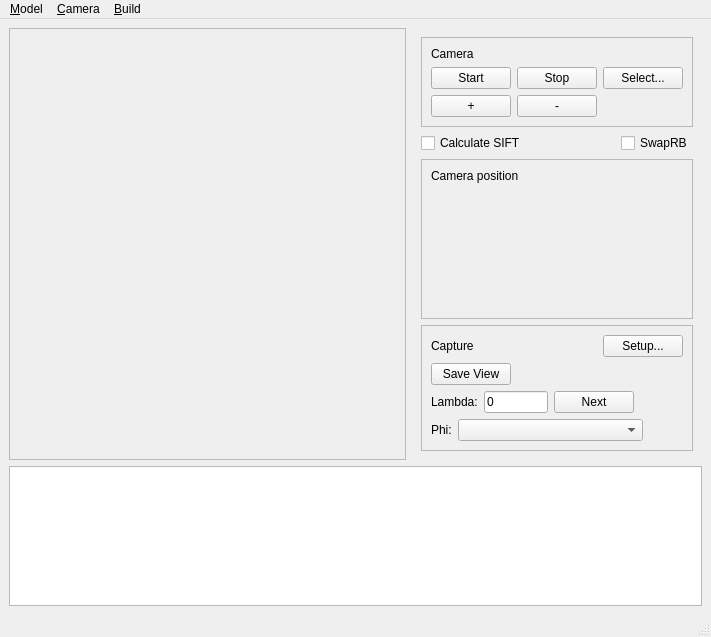
Qt form subarchitectures/vision.sa/trunk/src/python/ObjectRecognizer/apps/mbuilder/qtui/modelBuilder.ui (marc-hanheide/cogx) before a commit.
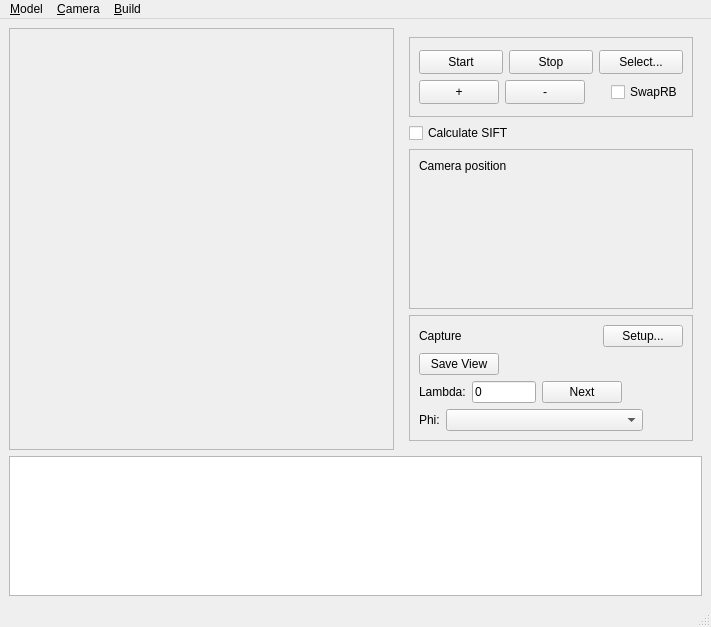
The same form after that commit.

```diff
--- a/subarchitectures/vision.sa/trunk/src/python/ObjectRecognizer/apps/mbuilder/qtui/modelBuilder.ui
+++ b/subarchitectures/vision.sa/trunk/src/python/ObjectRecognizer/apps/mbuilder/qtui/modelBuilder.ui
@@ -7,7 +7,7 @@
     <x>0</x>
     <y>0</y>
     <width>711</width>
-    <height>624</height>
+    <height>609</height>
    </rect>
   </property>
   <property name="windowTitle">
@@ -33,8 +33,8 @@
           <rect>
            <x>0</x>
            <y>0</y>
-           <width>445</width>
-           <height>421</height>
+           <width>446</width>
+           <height>408</height>
           </rect>
          </property>
          <widget class="QLabel" name="cameraView">
@@ -70,6 +70,18 @@
         <layout class="QVBoxLayout" name="verticalLayout_4">
          <item>
           <widget class="QFrame" name="frame">
+           <property name="sizePolicy">
+            <sizepolicy hsizetype="Preferred" vsizetype="Preferred">
+             <horstretch>0</horstretch>
+             <verstretch>0</verstretch>
+            </sizepolicy>
+           </property>
+           <property name="minimumSize">
+            <size>
+             <width>0</width>
+             <height>80</height>
+            </size>
+           </property>
            <property name="frameShape">
             <enum>QFrame::StyledPanel</enum>
            </property>
@@ -78,16 +90,17 @@
            </property>
            <layout class="QVBoxLayout" name="verticalLayout_2">
             <item>
-             <widget class="QLabel" name="label_2">
-              <property name="text">
-               <string>Camera</string>
-              </property>
-             </widget>
-            </item>
+             <layout class="QVBoxLayout" name="verticalLayout_6">
             <item>
              <layout class="QHBoxLayout" name="horizontalLayout_4">
               <item>
                <widget class="QPushButton" name="btStartCamera">
+                  <property name="minimumSize">
+                   <size>
+                    <width>0</width>
+                    <height>24</height>
+                   </size>
+                  </property>
                 <property name="text">
                  <string>Start</string>
                 </property>
@@ -95,6 +108,12 @@
               </item>
               <item>
                <widget class="QPushButton" name="btStopCamera">
+                  <property name="minimumSize">
+                   <size>
+                    <width>0</width>
+                    <height>24</height>
+                   </size>
+                  </property>
                 <property name="text">
                  <string>Stop</string>
                 </property>
@@ -102,6 +121,12 @@
               </item>
               <item>
                <widget class="QPushButton" name="btSelectCamera">
+                  <property name="minimumSize">
+                   <size>
+                    <width>0</width>
+                    <height>24</height>
+                   </size>
+                  </property>
                 <property name="text">
                  <string>Select...</string>
                 </property>
@@ -113,6 +138,12 @@
              <layout class="QHBoxLayout" name="horizontalLayout_2">
               <item>
                <widget class="QPushButton" name="btZoomIn">
+                  <property name="minimumSize">
+                   <size>
+                    <width>0</width>
+                    <height>24</height>
+                   </size>
+                  </property>
                 <property name="text">
                  <string>+</string>
                 </property>
@@ -120,6 +151,12 @@
               </item>
               <item>
                <widget class="QPushButton" name="btZoomOut">
+                  <property name="minimumSize">
+                   <size>
+                    <width>0</width>
+                    <height>24</height>
+                   </size>
+                  </property>
                 <property name="text">
                  <string>-</string>
                 </property>
@@ -138,6 +175,15 @@
                 </property>
                </spacer>
               </item>
+                <item>
+                 <widget class="QCheckBox" name="ckSwapRedBlue">
+                  <property name="text">
+                   <string>SwapRB</string>
+                  </property>
+                 </widget>
+                </item>
+               </layout>
+              </item>
              </layout>
             </item>
            </layout>
@@ -165,13 +211,6 @@
              </property>
             </spacer>
            </item>
-           <item>
-            <widget class="QCheckBox" name="ckSwapRedBlue">
-             <property name="text">
-              <string>SwapRB</string>
-             </property>
-            </widget>
-           </item>
           </layout>
          </item>
          <item>
```
Left out of the diff: 2 changed lines with no effect on the pictures. Lines whose indentation alone changed are shown as unchanged.
